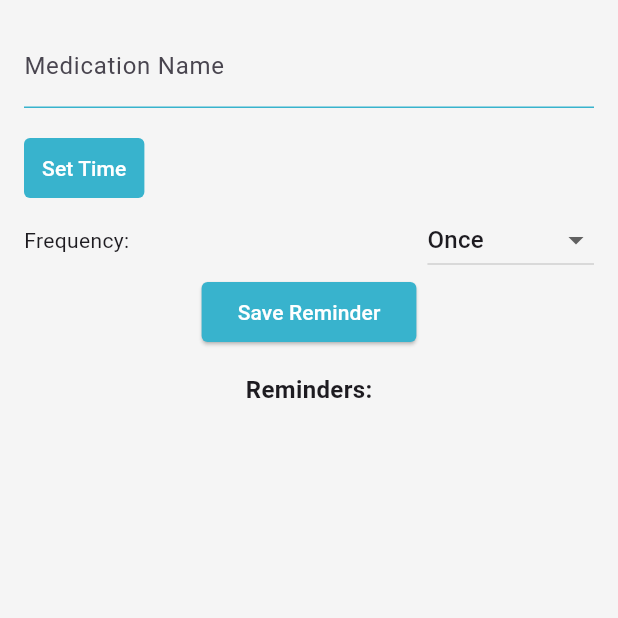
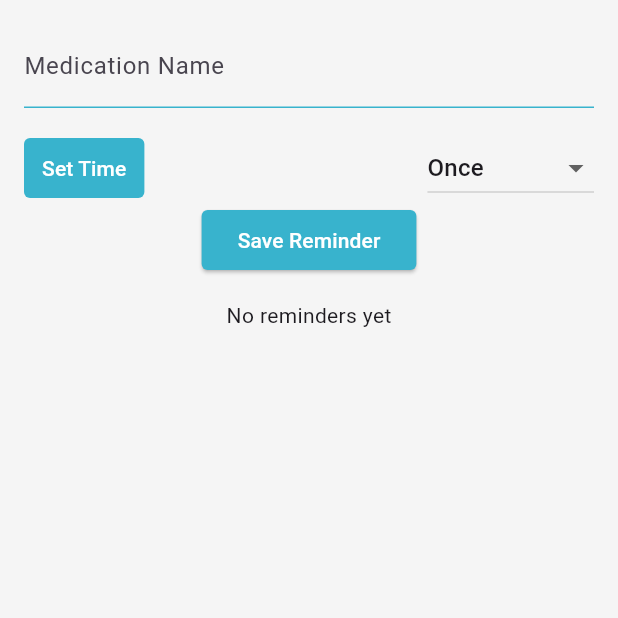
Before and after one commit to Mohamad-Rida-Chouman/skedmeds, a Flutter app: the PillReminderScreen screen opened directly, after a tap on "Save Reminder", on a phone screen of 412 x 824 dp, the top half of it. Run offline on Flutter 3.47's test engine with Material 3 defaults, Android fonts, the light colour scheme and no system bars; our stand-ins replace cloud_firestore, firebase_core; accounts and stored records are empty.

Commit message:
Firebase <> Updated Pill Reminder to Save Data to and Retrieve Data from The DB

```diff
--- a/lib/screens/pill_reminder.dart
+++ b/lib/screens/pill_reminder.dart
@@ -1,12 +1,16 @@
+import 'package:cloud_firestore/cloud_firestore.dart';
 import 'package:flutter/material.dart';
 import 'package:intl/intl.dart'; // Optional for date formatting
+import 'package:uuid/uuid.dart'; // For generating unique IDs
 
 class PillReminder {
   final String medicationName;
   final TimeOfDay reminderTime;
-  final int frequency; // Number of times to take the medication per day
+  final int frequency;
+  final String? id; // Optional ID field (can be null)
 
-  PillReminder(this.medicationName, this.reminderTime, this.frequency);
+  PillReminder(this.medicationName, this.reminderTime, this.frequency,
+      {this.id});
 
   // Function to calculate the next alarm time for today
   DateTime getNextAlarmToday() {
@@ -23,6 +27,23 @@ class PillReminder {
       // Otherwise, return the scheduled time for today
       return scheduledTime;
     }
+  }
+
+  static String generateId() => Uuid().v4(); // Static method to generate ID
+
+  // Added copyWith method
+  PillReminder copyWith({
+    String? medicationName,
+    TimeOfDay? reminderTime,
+    int? frequency,
+    String? id,
+  }) {
+    return PillReminder(
+      medicationName ?? this.medicationName,
+      reminderTime ?? this.reminderTime,
+      frequency ?? this.frequency,
+      id: id ?? this.id,
+    );
   }
 }
 
@@ -70,10 +91,111 @@ class PillReminderScreen extends StatefulWidget {
 }
 
 class _PillReminderScreenState extends State<PillReminderScreen> {
+  final CollectionReference remindersCollection = FirebaseFirestore.instance
+      .collection('pill_reminders'); // Reference to reminders collection
   String medicationName = "";
   TimeOfDay? reminderTime;
   int frequency = 1; // Default frequency is 1 (once a day)
-  List<PillReminder> reminders = []; // List to store reminders
+  List<PillReminder> reminders = [];
+  bool isLoading = false; // Flag to indicate data loading state
+
+  @override
+  void initState() {
+    super.initState();
+    _fetchReminders();
+  }
+
+  @override
+  void didChangeDependencies() {
+    super.didChangeDependencies();
+    _fetchReminders(); // Fetch reminders again when the screen becomes active
+  }
+
+  void _fetchReminders() async {
+    setState(() => isLoading = true);
+    try {
+      final snapshot = await remindersCollection.get();
+      reminders.clear();
+      for (final doc in snapshot.docs) {
+        final reminderMap = doc.data() as Map<String, dynamic>;
+        final reminderTime =
+            DateTime.parse(reminderMap["reminderTime"]); // Parse time string
+        final reminder = PillReminder(
+          reminderMap["medicationName"],
+          TimeOfDay.fromDateTime(reminderTime),
+          reminderMap["frequency"],
+        );
+        reminders.add(reminder);
+      }
+    } catch (error) {
+      print("Error fetching reminders: $error");
+      // ... handle error
+    } finally {
+      setState(() => isLoading = false);
+    }
+  }
+
+  void _showTimePicker(BuildContext context) async {
+    final selectedTime = await showTimePicker(
+      context: context,
+      initialTime: TimeOfDay.now(),
+    );
+
+    if (selectedTime != null) {
+      setState(() => reminderTime = selectedTime);
+    }
+  }
+
+  void _saveReminder() async {
+    if (medicationName.isEmpty || reminderTime == null) {
+      return; // Handle empty medication name or missing reminder time
+    }
+
+    final reminder = PillReminder(
+        medicationName, reminderTime!, frequency); // Create reminder object
+    final now = DateTime.now();
+    final reminderTimeToSave = DateTime(
+        now.year, now.month, now.day, reminderTime!.hour, reminderTime!.minute);
+
+    final id = PillReminder.generateId(); // Generate unique ID
+
+    try {
+      final docRef = await remindersCollection.doc(id).set({
+        // Use generated ID
+        "medicationName": reminder.medicationName,
+        "reminderTime": reminderTimeToSave.toString(),
+        "frequency": reminder.frequency,
+      });
+      reminders.add(
+          reminder.copyWith(id: id)); // Update reminder with ID for local list
+      setState(() {
+        medicationName = "";
+        reminderTime = null;
+        frequency = 1; // Reset frequency for next reminder
+      });
+    } catch (error) {
+      print("Error saving reminder: $error");
+      // Display user-friendly error message here (e.g., snackbar)
+      ScaffoldMessenger.of(context).showSnackBar(
+        SnackBar(
+          content: Text('Error saving reminder'),
+          backgroundColor: Colors.red,
+        ),
+      );
+    }
+  }
+
+  void _removeReminder(PillReminder reminder) {
+    final docId = reminder.id;
+    if (docId == null) return;
+
+    // Remove the reminder from Firestore
+    remindersCollection.doc(docId).delete().then((_) {
+      reminders.remove(reminder); // Remove by object reference
+      setState(() {});
+    }).catchError(
+        (error) => print("Error removing reminder: $error")); // Handle errors
+  }
 
   @override
   Widget build(BuildContext context) {
@@ -89,14 +211,12 @@ class _PillReminderScreenState extends State<PillReminderScreen> {
                   floatingLabelStyle: TextStyle(color: Colors.teal),
                   enabledBorder: UnderlineInputBorder(
                     borderSide: BorderSide(
-                      color: Theme.of(context)
-                          .primaryColor, // Use theme's blue color
+                      color: Theme.of(context).primaryColor,
                     ),
                   ),
                   focusedBorder: UnderlineInputBorder(
                     borderSide: BorderSide(
-                      color: Theme.of(context)
-                          .primaryColor, // Use theme's blue color
+                      color: Theme.of(context).primaryColor,
                     ),
                   ),
                 ),
@@ -110,21 +230,13 @@ class _PillReminderScreenState extends State<PillReminderScreen> {
                     onPressed: () => _showTimePicker(context),
                     child: Text("Set Time"),
                     style: TextButton.styleFrom(
-                      foregroundColor:
-                          Colors.white, // Text color for button (optional)
+                      foregroundColor: Colors.white,
                       backgroundColor: Color(0xFF38B3CD),
                       shape: RoundedRectangleBorder(
-                        borderRadius:
-                            BorderRadius.circular(4.0), // Set rounded corners
+                        borderRadius: BorderRadius.circular(4.0),
                       ),
                     ),
                   ),
-                ],
-              ),
-              Row(
-                mainAxisAlignment: MainAxisAlignment.spaceBetween,
-                children: [
-                  Text("Frequency:"),
                   DropdownButton<int>(
                     value: frequency,
                     items: [
@@ -138,32 +250,29 @@ class _PillReminderScreenState extends State<PillReminderScreen> {
                 ],
               ),
               ElevatedButton(
-                onPressed: () => _saveReminder(),
+                onPressed: _saveReminder,
                 child: Text("Save Reminder"),
                 style: TextButton.styleFrom(
-                  foregroundColor:
-                      Colors.white, // Text color for button (optional)
+                  foregroundColor: Colors.white,
                   backgroundColor: Color(0xFF38B3CD),
                   shape: RoundedRectangleBorder(
-                    borderRadius:
-                        BorderRadius.circular(4.0), // Set rounded corners
+                    borderRadius: BorderRadius.circular(4.0),
                   ),
                 ),
               ),
-              SizedBox(height: 16.0), // Add spacing
-              Text(
-                "Reminders:",
-                style: TextStyle(fontSize: 16.0, fontWeight: FontWeight.bold),
-              ),
-              ListView.builder(
+              SizedBox(height: 16.0),
+              isLoading
+                  ? Center(child: CircularProgressIndicator())
+                  : reminders.isEmpty
+                      ? Center(child: Text('No reminders yet'))
+                      : ListView.builder(
                           shrinkWrap: true,
                           itemCount: reminders.length,
                           itemBuilder: (context, index) {
                             final reminder = reminders[index];
                             return ReminderCard(
                               reminder: reminder,
-                    onRemove:
-                        _removeReminder, // Pass the _removeReminder function
+                              onRemove: _removeReminder,
                             );
                           },
                         ),
@@ -173,39 +282,4 @@ class _PillReminderScreenState extends State<PillReminderScreen> {
       ),
     );
   }
-
-  void _showTimePicker(BuildContext context) async {
-    final selectedTime = await showTimePicker(
-      context: context,
-      initialTime: TimeOfDay.now(),
-    );
-
-    if (selectedTime != null) {
-      setState(() => reminderTime = selectedTime);
 }
-  }
-
-  void _saveReminder() {
-    if (medicationName.isEmpty || reminderTime == null) {
-      return; // Handle empty medication name or missing reminder time
-    }
-
-    final reminder = PillReminder(medicationName, reminderTime!, frequency);
-    reminders.add(reminder);
-
-    setState(() {
-      medicationName = "";
-      reminderTime = null;
-      frequency = 1; // Reset frequency for next reminder
-    });
-  }
-
-  void _removeReminder(PillReminder reminder) {
-    final index = reminders.indexOf(reminder);
-    if (index == -1) return;
-
-    setState(() {
-      reminders.removeAt(index);
-    });
-  }
-}
--- a/pubspec.yaml
+++ b/pubspec.yaml
@@ -46,6 +46,8 @@ dependencies:
   firebase_database: ^10.5.7
   cloud_firestore: ^4.17.5
   firebase_core: ^2.32.0
+  intl: ^0.19.0
+  uuid: ^4.4.0
 
 dev_dependencies:
   flutter_test:
```
Also changed, not shown: pubspec.lock. Lines whose indentation alone changed are shown as unchanged.
